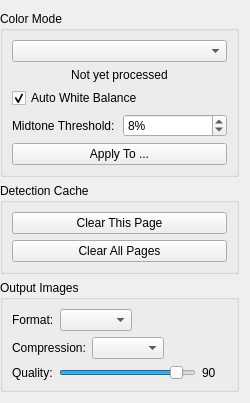
First picture: the form in src/core/filters/finalize/OptionsWidget.ui, repository abandoned-industries/scantailor-spectre, before the edit.
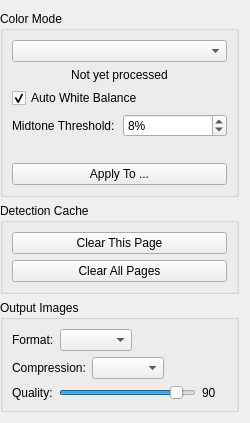
Second picture: the form after the edit.

Diff of the .ui file:
```diff
--- a/src/core/filters/finalize/OptionsWidget.ui
+++ b/src/core/filters/finalize/OptionsWidget.ui
@@ -76,6 +76,16 @@
         </item>
        </layout>
       </item>
+      <item>
+       <widget class="QLabel" name="selectionIndicatorLabel">
+        <property name="text">
+         <string/>
+        </property>
+        <property name="alignment">
+         <set>Qt::AlignCenter</set>
+        </property>
+       </widget>
+      </item>
       <item>
        <widget class="QPushButton" name="applyToBtn">
         <property name="text">
```
